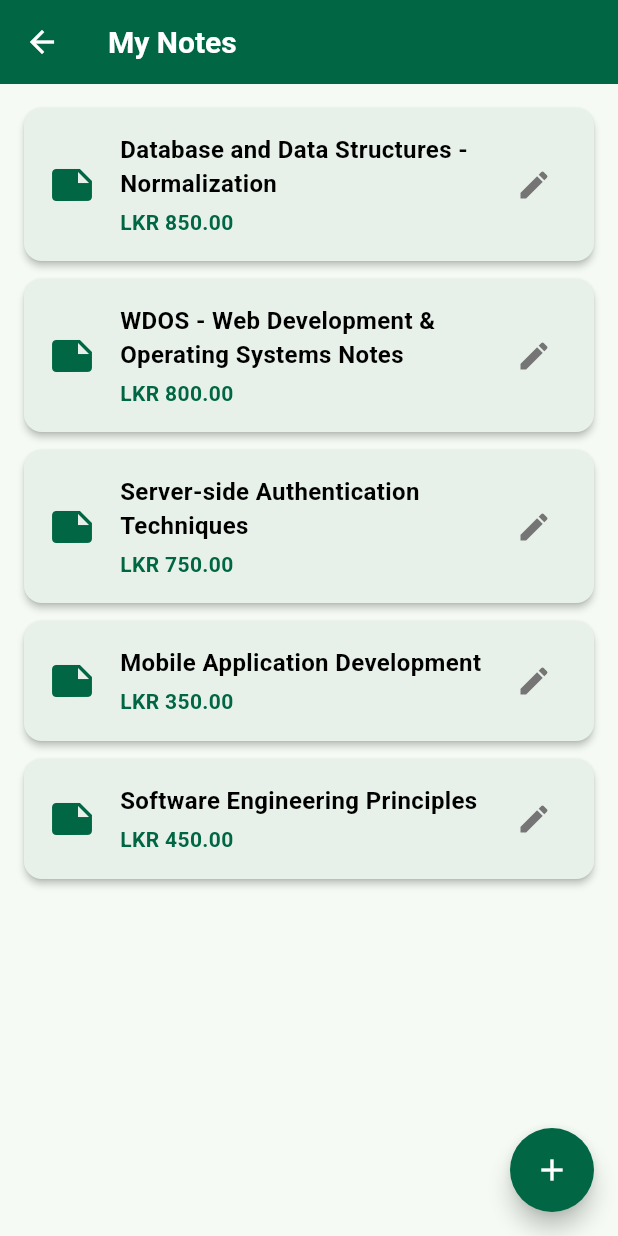
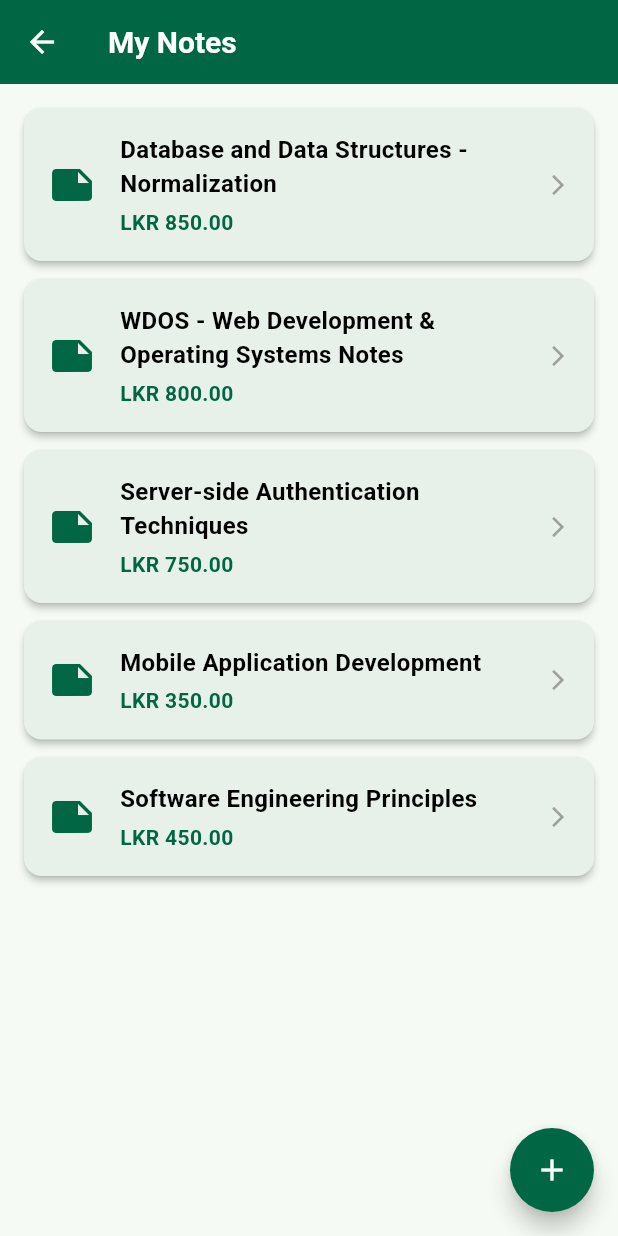
Before and after one commit to nethmipalliyaguruge/StuddyBuddy-Mobile-Application, a Flutter app: the NotesPage screen opened directly, on a phone screen of 412 x 824 dp. Run offline on Flutter 3.47's test engine with Material 3 defaults, Android fonts, the phone set to English and light mode, and no system bars.

```diff
--- a/lib/screens/NotesPage.dart
+++ b/lib/screens/NotesPage.dart
@@ -1,7 +1,9 @@
 import 'package:flutter/material.dart';
 import 'package:studybuddy/screens/AddNotePage.dart';
+import 'package:studybuddy/screens/detail_page.dart';
 
 const kBrandGreen = Color(0xFF006644);
+
 class NotesPage extends StatelessWidget {
   const NotesPage({super.key});
 
@@ -29,25 +31,68 @@ class NotesPage extends StatelessWidget {
       body: ListView(
         padding: const EdgeInsets.all(16.0),
         children: [
-          buildNoteItem('Database and Data Structures - Normalization','LKR 850.00',() {
-          },),
-          buildNoteItem('WDOS - Web Development & Operating Systems Notes', 'LKR 800.00', () {
-          }),
-          buildNoteItem('Server-side Authentication Techniques', 'LKR 750.00', () {
-          }),
-          buildNoteItem('Mobile Application Development', 'LKR 350.00', () {
-          }),
-          buildNoteItem('Software Engineering Principles', 'LKR 450.00', () {
-          }),
+          buildNoteItem(
+            context,
+            'Database and Data Structures - Normalization',
+            'LKR 850.00',
+            0,
+            {
+              'title': 'Database & Data Structures',
+              'price': 'LKR 850.00',
+              'rating': 4.8,
+            },
+          ),
+          buildNoteItem(
+            context,
+            'WDOS - Web Development & Operating Systems Notes',
+            'LKR 800.00',
+            1,
+            {
+              'title': 'Web Development Fundamentals',
+              'price': 'LKR 800.00',
+              'rating': 4.5,
+            },
+          ),
+          buildNoteItem(
+            context,
+            'Server-side Authentication Techniques',
+            'LKR 750.00',
+            2,
+            {
+              'title': 'Authentication & Security',
+              'price': 'LKR 750.00',
+              'rating': 4.7,
+            },
+          ),
+          buildNoteItem(
+            context,
+            'Mobile Application Development',
+            'LKR 350.00',
+            3,
+            {
+              'title': 'Mobile App Development',
+              'price': 'LKR 350.00',
+              'rating': 4.6,
+            },
+          ),
+          buildNoteItem(
+            context,
+            'Software Engineering Principles',
+            'LKR 450.00',
+            4,
+            {
+              'title': 'Software Engineering',
+              'price': 'LKR 450.00',
+              'rating': 4.4,
+            },
+          ),
         ],
       ),
       floatingActionButton: FloatingActionButton(
         onPressed: () {
-          Navigator.of(context).push(
-                   MaterialPageRoute<void>(
-                      builder: (context) => AddNotePage(),
-                    ),
-                  );
+          Navigator.of(
+            context,
+          ).push(MaterialPageRoute<void>(builder: (context) => AddNotePage()));
         },
         backgroundColor: kBrandGreen,
         foregroundColor: Colors.white,
@@ -56,29 +101,75 @@ class NotesPage extends StatelessWidget {
     );
   }
 
-  Widget buildNoteItem(String title, String price, VoidCallback onEdit) {
+  Widget buildNoteItem(
+    BuildContext context,
+    String title,
+    String price,
+    int index,
+    Map<String, dynamic> product,
+  ) {
     return Card(
       margin: const EdgeInsets.only(bottom: 12.0),
+      child: InkWell(
+        onTap: () {
+          Navigator.of(context).push(
+            PageRouteBuilder(
+              pageBuilder: (context, animation, secondaryAnimation) =>
+                  NoteDetailPage(product: product),
+              transitionsBuilder:
+                  (context, animation, secondaryAnimation, child) {
+                    const begin = Offset(1.0, 0.0);
+                    const end = Offset.zero;
+                    const curve = Curves.easeInOutCubic;
+
+                    var tween = Tween(
+                      begin: begin,
+                      end: end,
+                    ).chain(CurveTween(curve: curve));
+
+                    return SlideTransition(
+                      position: animation.drive(tween),
+                      child: FadeTransition(opacity: animation, child: child),
+                    );
+                  },
+              transitionDuration: const Duration(milliseconds: 250),
+            ),
+          );
+        },
+        borderRadius: BorderRadius.circular(12),
         child: Padding(
           padding: const EdgeInsets.all(16.0),
           child: Row(
             children: [
-            const Icon(Icons.note, size: 32, color: kBrandGreen),
+              Hero(
+                tag: 'note-icon-$index',
+                child: const Icon(Icons.note, size: 32, color: kBrandGreen),
+              ),
               const SizedBox(width: 16),
 
               Expanded(
                 child: Column(
                   crossAxisAlignment: CrossAxisAlignment.start,
                   children: [
-                  Text(
+                    Hero(
+                      tag: 'note-title-$index',
+                      child: Material(
+                        color: Colors.transparent,
+                        child: Text(
                           title,
                           style: const TextStyle(
                             fontSize: 16,
                             fontWeight: FontWeight.w600,
                           ),
                         ),
+                      ),
+                    ),
                     const SizedBox(height: 4),
-                  Text(
+                    Hero(
+                      tag: 'note-price-$index',
+                      child: Material(
+                        color: Colors.transparent,
+                        child: Text(
                           price,
                           style: const TextStyle(
                             fontSize: 14,
@@ -86,15 +177,14 @@ class NotesPage extends StatelessWidget {
                             fontWeight: FontWeight.bold,
                           ),
                         ),
+                      ),
+                    ),
                   ],
                 ),
               ),
-            IconButton(
-              icon: const Icon(Icons.edit),
-              onPressed: onEdit,
-              color: Colors.grey[600],
+              const Icon(Icons.arrow_forward_ios, size: 16, color: Colors.grey),
+            ],
           ),
-          ],
         ),
       ),
     );
--- a/lib/screens/ProfilePage.dart
+++ b/lib/screens/ProfilePage.dart
@@ -19,7 +19,8 @@ class _ProfilePageState extends State<ProfilePage> {
 
   @override
   Widget build(BuildContext context) {
-    final isLandscape = MediaQuery.of(context).orientation == Orientation.landscape;
+    final isLandscape =
+        MediaQuery.of(context).orientation == Orientation.landscape;
 
     return Scaffold(
       appBar: AppBar(
@@ -226,12 +227,16 @@ class _ProfilePageState extends State<ProfilePage> {
                         color: kBrandGreen.withOpacity(0.1),
                         borderRadius: BorderRadius.circular(8),
                       ),
+                      child: AnimatedSwitcher(
+                        duration: const Duration(milliseconds: 200),
                         child: Icon(
                           themeManager.isDarkMode
                               ? Icons.dark_mode
                               : Icons.light_mode,
+                          key: ValueKey(themeManager.isDarkMode),
                           color: kBrandGreen,
                           size: 24,
+                        ),
                       ),
                     ),
                     title: Text(
@@ -242,9 +247,9 @@ class _ProfilePageState extends State<ProfilePage> {
                     ),
                     subtitle: Text(
                       themeManager.isDarkMode ? 'Enabled' : 'Disabled',
-                        style: Theme.of(context).textTheme.bodyMedium?.copyWith(
-                          color: Colors.grey[600],
-                        ),
+                      style: Theme.of(
+                        context,
+                      ).textTheme.bodyMedium?.copyWith(color: Colors.grey[600]),
                     ),
                     trailing: Switch.adaptive(
                       value: themeManager.isDarkMode,
@@ -361,17 +366,13 @@ class _ProfilePageState extends State<ProfilePage> {
         // LEFT SIDE - Profile Header Section
         Expanded(
           flex: 2,
-          child: SingleChildScrollView(
-            child: _buildProfileHeader(),
-          ),
+          child: SingleChildScrollView(child: _buildProfileHeader()),
         ),
 
         // RIGHT SIDE - Profile Options
         Expanded(
           flex: 3,
-          child: SingleChildScrollView(
-            child: _buildProfileOptions(),
-          ),
+          child: SingleChildScrollView(child: _buildProfileOptions()),
         ),
       ],
     );
@@ -432,9 +433,9 @@ class _ProfilePageState extends State<ProfilePage> {
           // User Email
           Text(
             "john@studybuddy.com",
-            style: Theme.of(context).textTheme.bodyLarge?.copyWith(
-              color: Colors.grey[600],
-            ),
+            style: Theme.of(
+              context,
+            ).textTheme.bodyLarge?.copyWith(color: Colors.grey[600]),
           ),
           const SizedBox(height: 24),
 
@@ -453,7 +454,11 @@ class _ProfilePageState extends State<ProfilePage> {
     );
   }
 
-  Widget _buildLandscapeStatItem(BuildContext context, String label, String value) {
+  Widget _buildLandscapeStatItem(
+    BuildContext context,
+    String label,
+    String value,
+  ) {
     return Container(
       padding: const EdgeInsets.symmetric(vertical: 12, horizontal: 16),
       decoration: BoxDecoration(
@@ -563,25 +568,29 @@ class _ProfilePageState extends State<ProfilePage> {
                   color: kBrandGreen.withOpacity(0.1),
                   borderRadius: BorderRadius.circular(8),
                 ),
+                child: AnimatedSwitcher(
+                  duration: const Duration(milliseconds: 200),
                   child: Icon(
                     themeManager.isDarkMode
                         ? Icons.dark_mode
                         : Icons.light_mode,
+                    key: ValueKey(themeManager.isDarkMode),
                     color: kBrandGreen,
                     size: 24,
                   ),
                 ),
+              ),
               title: Text(
                 'Dark Mode',
-                style: Theme.of(context).textTheme.bodyLarge?.copyWith(
-                  fontWeight: FontWeight.w600,
-                ),
+                style: Theme.of(
+                  context,
+                ).textTheme.bodyLarge?.copyWith(fontWeight: FontWeight.w600),
               ),
               subtitle: Text(
                 themeManager.isDarkMode ? 'Enabled' : 'Disabled',
-                style: Theme.of(context).textTheme.bodyMedium?.copyWith(
-                  color: Colors.grey[600],
-                ),
+                style: Theme.of(
+                  context,
+                ).textTheme.bodyMedium?.copyWith(color: Colors.grey[600]),
               ),
               trailing: Switch.adaptive(
                 value: themeManager.isDarkMode,
@@ -599,10 +608,7 @@ class _ProfilePageState extends State<ProfilePage> {
             icon: Icons.notifications_outlined,
             label: "Notifications",
             trailing: Container(
-              padding: const EdgeInsets.symmetric(
-                horizontal: 8,
-                vertical: 2,
-              ),
+              padding: const EdgeInsets.symmetric(horizontal: 8, vertical: 2),
               decoration: BoxDecoration(
                 color: Colors.red,
                 borderRadius: BorderRadius.circular(10),
```
Also changed, not shown: lib/main.dart (+10 -11 lines). Lines whose indentation alone changed are shown as unchanged.
